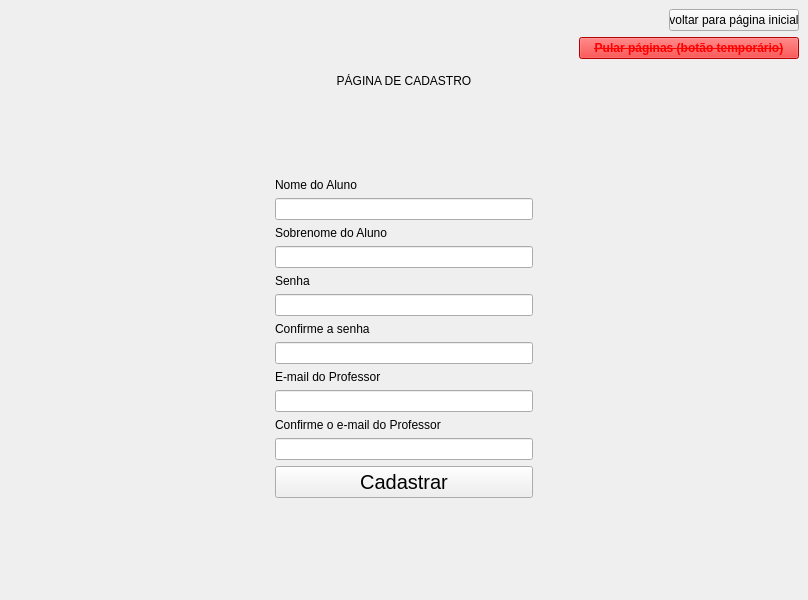
First picture: the form in App/Desenvolvimento/src/main/python/mainUi.ui, repository wesleyrodrigues/TCC, before the edit.
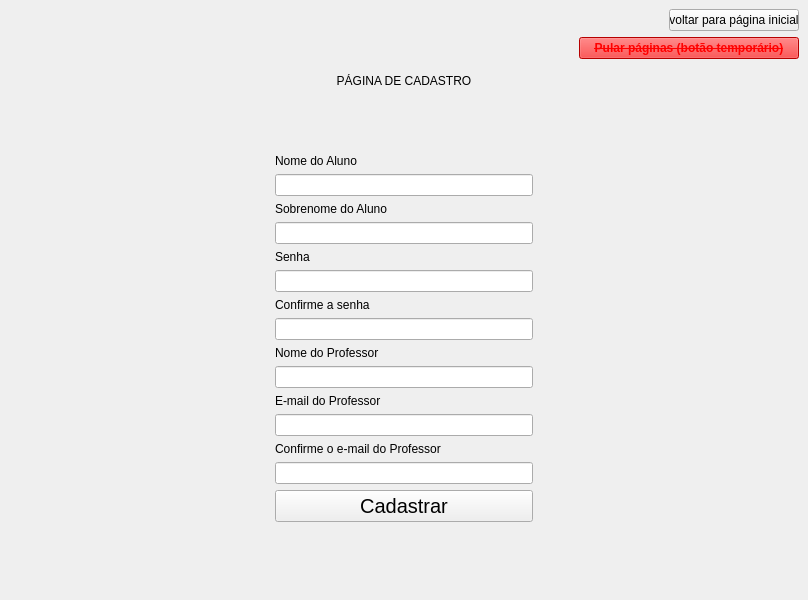
Second picture: the form after the edit.

Commit message: pequenas mudanças

```diff
--- a/App/Desenvolvimento/src/main/python/mainUi.ui
+++ b/App/Desenvolvimento/src/main/python/mainUi.ui
@@ -271,6 +271,16 @@
                   </property>
                  </widget>
                 </item>
+                <item>
+                 <widget class="QLabel" name="lnomeprofessor">
+                  <property name="text">
+                   <string>Nome do Professor</string>
+                  </property>
+                 </widget>
+                </item>
+                <item>
+                 <widget class="QLineEdit" name="input_nome_professor"/>
+                </item>
                 <item>
                  <widget class="QLabel" name="lemail">
                   <property name="text">
```
Left out of the diff: 2 changed lines with no effect on the pictures. The commit also changes 2 other files.
